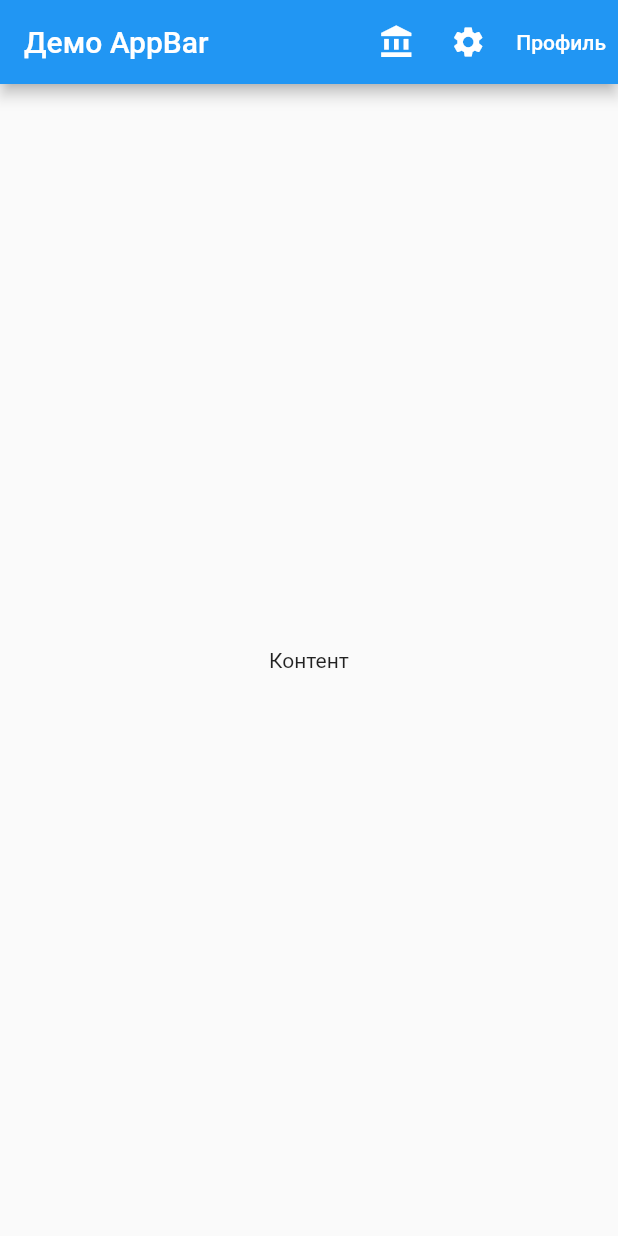
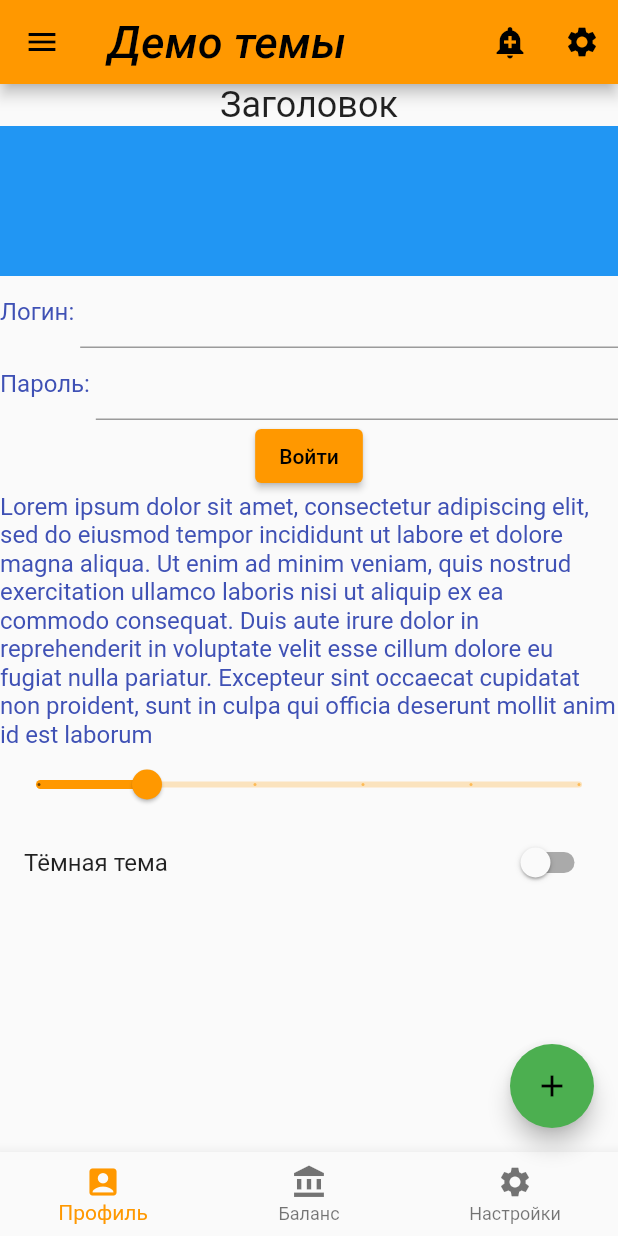
Before and after one commit to ArtemiyLebedev/home_work_2-3, a Flutter app: the screen it shows after launch, on a phone screen of 412 x 824 dp. Run offline on Flutter 3.47's test engine with Material 2 defaults, Android fonts, the phone set to English and light mode, and no system bars; Roboto replaces fonts that are missing (Georgia, Hind).

Commit message:
Виджет Expanded. Темы.

```diff
--- a/lib/switches_demo_screen.dart
+++ b/lib/screens/switches_demo_screen.dart
@@ -1,4 +1,5 @@
 import 'package:flutter/material.dart';
+import 'package:widgets_demo/utils/global_theme.dart';
 
 class SwitchesDemoScreen extends StatefulWidget {
   const SwitchesDemoScreen({Key? key}) : super(key: key);
@@ -29,6 +30,7 @@ class _SwitchesDemoScreenState extends State<SwitchesDemoScreen> {
   @override
   Widget build(BuildContext context) {
     return MaterialApp(
+        theme: globalTheme(),
         home: Scaffold(
             appBar: AppBar(),
             body: Center(
--- /dev/null
+++ b/lib/screens/theme_demo_screen.dart
@@ -0,0 +1,170 @@
+import 'package:flutter/material.dart';
+import 'package:widgets_demo/utils/global_theme.dart';
+import 'package:widgets_demo/utils/strings.dart';
+
+class ThemesDemoApp extends StatelessWidget {
+  const ThemesDemoApp({Key? key}) : super(key: key);
+
+  @override
+  Widget build(BuildContext context) {
+    return MaterialApp(
+      theme: globalTheme(),
+      home: ThemesDemoScreen(),
+    );
+  }
+}
+
+class ThemesDemoScreen extends StatefulWidget {
+  const ThemesDemoScreen({Key? key}) : super(key: key);
+
+  @override
+  _ThemesDemoScreenState createState() => _ThemesDemoScreenState();
+}
+
+class _ThemesDemoScreenState extends State<ThemesDemoScreen> {
+  double _currentSliderValue = 20;
+  bool _isDarkTheme = false;
+
+  Widget _navigationDraw() => Drawer(
+    child: ListView(
+      padding: EdgeInsets.zero,
+      children: [
+        DrawerHeader(
+          decoration: const BoxDecoration(
+            color: Colors.blue,
+          ),
+          child: Container(
+            height: 200,
+            child: Column(
+              mainAxisAlignment: MainAxisAlignment.center,
+              crossAxisAlignment: CrossAxisAlignment.center,
+              children: [
+                Container(
+                  height: 100,
+                  decoration: const BoxDecoration(
+                      borderRadius:
+                      BorderRadius.all(Radius.circular(50.0))),
+                  child: Image.network(
+                      "https://upload.wikimedia.org/wikipedia/commons/thumb/4/44/Google-flutter-logo.svg/330px-Google-flutter-logo.svg.png"),
+                ),
+                const Text("Навигация во Flutter")
+              ],
+            ),
+          ),
+        ),
+        ListTile(
+          leading: const Icon(Icons.one_k),
+          title: const Text("Каталог"),
+          onTap: () {},
+        ),
+        ListTile(
+          leading: const Icon(Icons.two_k),
+          title: const Text("Корзина"),
+          onTap: () {},
+        ),
+        const Divider(), //here is a divider
+        const Padding(
+          padding: EdgeInsets.only(left: 10),
+          child: Text("Профиль",
+              style: TextStyle(
+                  color: Colors.grey, fontWeight: FontWeight.bold)),
+        ),
+        ListTile(
+          leading: const Icon(Icons.settings),
+          title: const Text("Настройки"),
+          onTap: () {},
+        ),
+      ],
+    ),
+  );
+
+  PreferredSizeWidget _appBar() => AppBar(
+    title: Text('Демо темы', ),
+    actions: [
+      IconButton(
+        icon: const Icon(Icons.add_alert),
+        tooltip: 'Уведомления',
+        onPressed: () {},
+      ),
+      IconButton(
+        icon: const Icon(Icons.settings),
+        tooltip: 'Уведомления',
+        onPressed: () {},
+      ),
+    ],
+  );
+
+  @override
+  Widget build(BuildContext context) {
+    return MaterialApp(
+      theme: globalTheme(),
+      home: Scaffold(
+        appBar: _appBar(),
+        drawer: _navigationDraw(),
+        body: SingleChildScrollView(
+          child: Center(
+            child: Column(
+              children: [
+                Text('Заголовок', style: Theme.of(context).textTheme.headline5),
+                Container(
+                  height: 100,
+                  color: Theme.of(context).colorScheme.secondary,
+                ),
+                Row(
+                  children: const [
+                    Text('Логин: '),
+                    Expanded(child: TextField()),
+                  ],
+                ),
+                Row(
+                  children: const [
+                    Text('Пароль: '),
+                    Expanded(child: TextField()),
+                  ],
+                ),
+                ElevatedButton(onPressed: () {}, child: Text('Войти')),
+                Text(Strings.longBodyText),
+                Slider(
+                  value: _currentSliderValue,
+                  max: 100,
+                  divisions: 5,
+                  label: _currentSliderValue.round().toString(),
+                  onChanged: (double value) {
+                    setState(() {
+                      _currentSliderValue = value;
+                    });
+                  },
+                ),
+                SwitchListTile(
+                    title: Text('Тёмная тема'),
+                    value: _isDarkTheme,
+                    onChanged: (val) {
+                      setState(() {
+                        _isDarkTheme = !_isDarkTheme;
+                        if (_isDarkTheme) {
+
+                        }
+                      });
+                    }),
+              ],
+            ),
+          ),
+        ),
+        floatingActionButton: FloatingActionButton(
+          onPressed: () {  },
+          child: Icon(Icons.add),
+        ),
+        bottomNavigationBar: BottomNavigationBar(
+          items: const [
+            BottomNavigationBarItem(
+                icon: Icon(Icons.account_box), label: 'Профиль'),
+            BottomNavigationBarItem(
+                icon: Icon(Icons.account_balance), label: 'Баланс'),
+            BottomNavigationBarItem(
+                icon: Icon(Icons.settings), label: 'Настройки'),
+          ],
+        ),
+      ),
+    );
+  }
+}
--- /dev/null
+++ b/lib/utils/global_theme.dart
@@ -0,0 +1,20 @@
+
+import 'package:flutter/material.dart';
+
+ThemeData globalTheme() => ThemeData(
+  fontFamily: 'Georgia',
+  splashColor: Colors.yellow,
+
+  colorScheme: ColorScheme.fromSwatch(
+    brightness: Brightness.light,
+    primarySwatch: Colors.orange,
+  ).copyWith(
+    secondary: Colors.green,
+  ),
+
+  textTheme: const TextTheme(
+    headline1: TextStyle(fontSize: 72.0, fontWeight: FontWeight.bold),
+    headline6: TextStyle(fontSize: 30.0, color: Colors.white, fontStyle: FontStyle.italic),
+    bodyText2: TextStyle(fontSize: 16.0, fontFamily: 'Hind', color: Colors.indigo),
+  ),
+);
--- /dev/null
+++ b/lib/utils/strings.dart
@@ -0,0 +1,3 @@
+class Strings {
+  static const longBodyText = 'Lorem ipsum dolor sit amet, consectetur adipiscing elit, sed do eiusmod tempor incididunt ut labore et dolore magna aliqua. Ut enim ad minim veniam, quis nostrud exercitation ullamco laboris nisi ut aliquip ex ea commodo consequat. Duis aute irure dolor in reprehenderit in voluptate velit esse cillum dolore eu fugiat nulla pariatur. Excepteur sint occaecat cupidatat non proident, sunt in culpa qui officia deserunt mollit anim id est laborum';
+}
--- a/pubspec.yaml
+++ b/pubspec.yaml
@@ -58,9 +58,8 @@ flutter:
   uses-material-design: true
 
   # To add assets to your application, add an assets section, like this:
-  # assets:
-  #   - images/a_dot_burr.jpeg
-  #   - images/a_dot_ham.jpeg
+  assets:
+    - assets/
 
   # An image asset can refer to one or more resolution-specific "variants", see
   # https://flutter.dev/assets-and-images/#resolution-aware.
```
Also changed, not shown: lib/main.dart (+8 -6 lines), lib/screens/auth_screen.dart (renamed from lib/auth_screen.dart, +8 -7 lines), lib/screens/expanded_demo_screen.dart (added, +62 -0 lines), assets/bg1.jpg (added), assets/dart-logo.png (added), lib/screens/app_bar_screen.dart (renamed from lib/app_bar_screen.dart), lib/screens/navigation_drawer_screen.dart (renamed from lib/navigation_drawer_screen.dart), lib/screens/text_demo_screen.dart (renamed from lib/text_demo_screen.dart).
